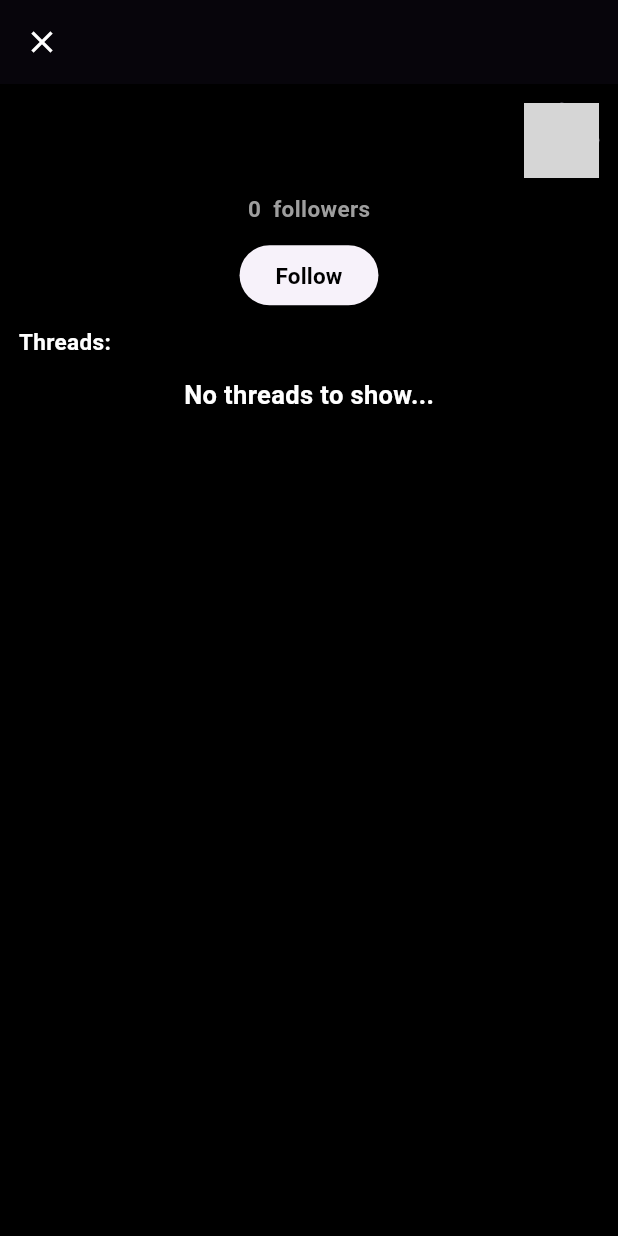
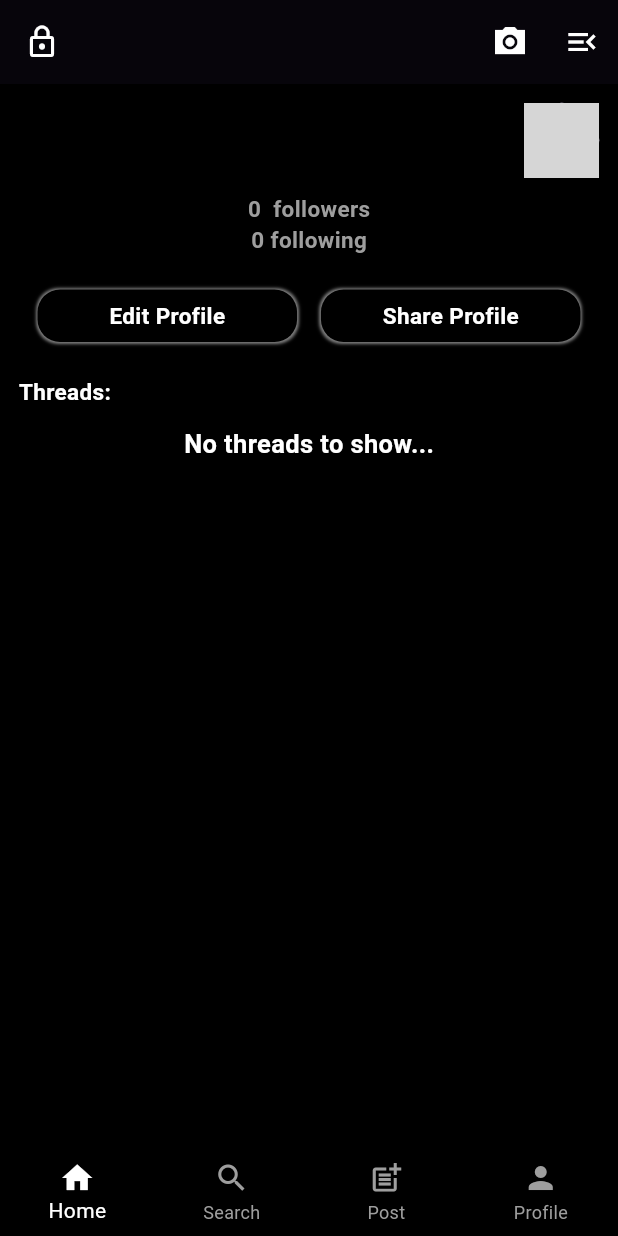
Before and after one commit to Sabra-xD/Threads-Replica, a Flutter app: the UsersProfileScreen screen opened directly with empty values, on a phone screen of 412 x 824 dp. Run offline on Flutter 3.47's test engine with Material 3 defaults, Android fonts, the phone set to English and light mode, and no system bars; our stand-ins replace another_flushbar, cookie_jar, flutter_svg, get, shared_preferences; accounts and stored records are empty; network calls fail; grey boxes are pictures that could not be loaded.

Commit message:
Timestamp added along with general optamizations - Suggested users to be adjusted

```diff
--- a/Frontend/threads_replica/lib/controller/PostController.dart
+++ b/Frontend/threads_replica/lib/controller/PostController.dart
@@ -15,7 +15,7 @@ class PostController extends GetxController {
   AuthToken userCookie = AuthToken();
   RxInt createPoststatusCode = RxInt(0);
 
-  Future<void> createPost() async {
+  Future<void> createPost(String? pictureLink) async {
     String url = "${baseURL()}/api/posts/create";
 
     String authToken = await userCookie.getToken();
@@ -29,6 +29,10 @@ class PostController extends GetxController {
       'postedBy': authToken,
       'text': threadText.text,
     };
+
+    if (pictureLink != null) {
+      data['img'] = pictureLink;
+    }
 
     try {
       print("Printing from inside create Post: ${await userCookie.getToken()}");
--- a/Frontend/threads_replica/lib/main.dart
+++ b/Frontend/threads_replica/lib/main.dart
@@ -6,7 +6,6 @@ import 'package:threads_replica/views/home_screen.dart';
 import 'package:threads_replica/views/login_screen.dart';
 import 'package:threads_replica/views/posts/add_post.dart';
 import 'package:threads_replica/views/profile/edit_profile.dart';
-import 'package:threads_replica/views/profile_screen.dart';
 import 'package:threads_replica/views/search_screen.dart';
 import 'package:threads_replica/views/signup_screen.dart';
 
@@ -32,7 +31,6 @@ class MyApp extends StatelessWidget {
             name: "/ForogtPasswordScreen",
             page: () => const ForgotPasswordScreen()),
         GetPage(name: "/CreatePostScreen", page: () => const PostScreen()),
-        GetPage(name: "/ProfileScreen", page: () => const ProfileScreen()),
         GetPage(name: "/HomePage", page: () => const HomePage()),
         GetPage(name: "/SearchScreen", page: () => SearchScreen()),
         GetPage(
--- a/Frontend/threads_replica/lib/views/home_screen.dart
+++ b/Frontend/threads_replica/lib/views/home_screen.dart
@@ -76,6 +76,7 @@ class HomePage extends StatelessWidget {
                                         child: PostTemplate(
                                           fullUserInfo: feedItem[1],
                                           postedBy: feedItem[0]['postedBy'],
+                                          createdAt: feedItem[0]['createdAt'],
                                           likedColor:
                                               liked, //We have to check, does it contain our user?
                                           postID: feedItem[0]['_id'],
--- a/Frontend/threads_replica/lib/views/posts/post_template.dart
+++ b/Frontend/threads_replica/lib/views/posts/post_template.dart
@@ -3,6 +3,7 @@
 import 'package:flutter/material.dart';
 import 'package:get/get.dart';
 import 'package:threads_replica/controller/PostController.dart';
+import 'package:threads_replica/controller/createdAt_controller.dart';
 import 'package:threads_replica/controller/userInfo.dart';
 import 'package:threads_replica/views/users_profile_screen.dart';
 import 'package:threads_replica/widgets/drop_down_delete.dart';
@@ -23,6 +24,7 @@ class PostTemplate extends StatelessWidget {
   int? repliesCount;
   String? postPic;
   bool? likedColor;
+  String createdAt;
   Map<String, dynamic> fullUserInfo;
   //We might need a dynamic variable here to have full user info so we can pass it to the
   //It includes all the information that we need though.
@@ -38,6 +40,7 @@ class PostTemplate extends StatelessWidget {
     this.postPic,
     required this.postedBy,
     required this.postID,
+    required this.createdAt,
     this.likedColor,
     required this.fullUserInfo,
   });
@@ -92,7 +95,7 @@ class PostTemplate extends StatelessWidget {
                 ),
                 const Spacer(),
                 Text(
-                  "5m",
+                  timeStamp(createdAt),
                   style: defaultTextStyle(fontWeight: FontWeight.w600),
                 ),
                 _userInfo.userId.value == postedBy
--- a/Frontend/threads_replica/lib/views/posts/single_post_screen.dart
+++ b/Frontend/threads_replica/lib/views/posts/single_post_screen.dart
@@ -45,6 +45,7 @@ class SinglePostScreen extends StatelessWidget {
                     Padding(
                       padding: const EdgeInsets.all(12.5),
                       child: PostTemplate(
+                        createdAt: feedItem[0]['createdAt'],
                         fullUserInfo: feedItem[1],
                         likedColor: liked,
                         postID: feedItem[0]['_id'],
--- a/Frontend/threads_replica/lib/views/search_screen.dart
+++ b/Frontend/threads_replica/lib/views/search_screen.dart
@@ -4,6 +4,7 @@ import 'package:flutter/material.dart';
 import 'package:get/get.dart';
 import 'package:threads_replica/styles/TextStyles.dart';
 import 'package:threads_replica/utils/colors.dart';
+import 'package:threads_replica/widgets/bottom_navigation_bar.dart';
 import '../controller/bottomNavigationBarController.dart';
 import "../controller/searchController.dart";
 import '../controller/userInfo.dart';
@@ -24,6 +25,7 @@ class SearchScreen extends StatelessWidget {
   @override
   Widget build(BuildContext context) {
     return Scaffold(
+      bottomNavigationBar: bottomNavBar(barController: _barController),
       appBar: AppBar(
         elevation: 2,
         backgroundColor: mobileBackgroundColor,
--- a/Frontend/threads_replica/lib/views/users_profile_screen.dart
+++ b/Frontend/threads_replica/lib/views/users_profile_screen.dart
@@ -5,9 +5,11 @@ import 'package:threads_replica/controller/singleUserPostsController.dart';
 import 'package:threads_replica/styles/TextStyles.dart';
 import 'package:threads_replica/utils/colors.dart';
 import 'package:threads_replica/views/posts/post_template.dart';
+import 'package:threads_replica/widgets/profile_widgets.dart';
 
 import '../controller/bottomNavigationBarController.dart';
 import '../controller/userInfo.dart';
+import '../widgets/bottom_navigation_bar.dart';
 
 // ignore: must_be_immutable
 class UsersProfileScreen extends StatelessWidget {
@@ -30,20 +32,13 @@ class UsersProfileScreen extends StatelessWidget {
     UserInfo userInfo = Get.find<UserInfo>();
     RxBool isFollowing =
         RxBool(fullUserInfo['followers'].contains(userInfo.userId.value));
-    print("Is the user following? ${isFollowing.value}");
     return Scaffold(
-      appBar: AppBar(
-        elevation: 2,
-        backgroundColor: mobileBackgroundColor,
-        leading: IconButton(
-          icon: const Icon(Icons.close),
-          color: primaryColor,
-          onPressed: () {
-            Get.toNamed("/HomePage");
-            _barController.updateIndex(0);
-          },
-        ),
-      ),
+      bottomNavigationBar: fullUserInfo['_id'] == userInfo.userId.value
+          ? bottomNavBar(barController: _barController)
+          : null,
+      appBar: fullUserInfo['_id'] == userInfo.userId.value
+          ? personalAppBar(userInfo)
+          : defaultProfileAppBar(_barController),
       backgroundColor: mobileBackgroundColor,
       body: SafeArea(
           child: SingleChildScrollView(
@@ -79,28 +74,19 @@ class UsersProfileScreen extends StatelessWidget {
                     );
                   }),
 
+                  Text(
+                    "${fullUserInfo['following'].length} following",
+                    style: defaultTextStyle(textColor: Colors.grey),
+                  ),
+
                   const SizedBox(
                     height: 10,
                   ),
                   //The Text will be wrapepd in an OBX.
-
-                  ElevatedButton(onPressed: () async {
-                    await followeController.FollowOrUnFollow(
-                        fullUserInfo['_id']);
-                    if (followeController.statusCode.value == 200) {
-                      if (isFollowing.value) {
-                        numberOfFollowers.value = numberOfFollowers.value - 1;
-                      } else {
-                        numberOfFollowers.value = numberOfFollowers.value + 1;
-                      }
-                      isFollowing.value = !isFollowing.value;
-                    }
-                  }, child: Obx(() {
-                    return Text(
-                      isFollowing.value ? "Unfollow" : "Follow",
-                      style: defaultTextStyle(textColor: Colors.black),
-                    );
-                  })),
+                  fullUserInfo['_id'] == userInfo.userId.value
+                      ? editAndShareProfileButtons(context)
+                      : followUnFollowButton(followeController, isFollowing,
+                          numberOfFollowers, fullUserInfo),
 
                   const SizedBox(
                     height: 10,
@@ -119,7 +105,10 @@ class UsersProfileScreen extends StatelessWidget {
                     height: 12.5,
                   ),
                   finderUserThreads(
-                      findUserPosts: _findUserPosts, fullUserInfo: fullUserInfo)
+                    findUserPosts: _findUserPosts,
+                    fullUserInfo: fullUserInfo,
+                    userInfo: userInfo,
+                  )
                 ],
               ),
             ],
@@ -136,10 +125,12 @@ class finderUserThreads extends StatelessWidget {
     super.key,
     required findUserPosts findUserPosts,
     required this.fullUserInfo,
+    required this.userInfo,
   }) : _findUserPosts = findUserPosts;
 
   final findUserPosts _findUserPosts;
   final Map<String, dynamic> fullUserInfo;
+  final UserInfo userInfo;
 
   @override
   Widget build(BuildContext context) {
@@ -176,10 +167,11 @@ class finderUserThreads extends StatelessWidget {
                   itemBuilder: (context, int index) {
                     final feedItem = _findUserPosts.posts[index];
                     return PostTemplate(
+                      createdAt: feedItem['createdAt'],
                       fullUserInfo: fullUserInfo,
                       postedBy: feedItem['postedBy'],
-                      likedColor:
-                          false, //We have to check, does it contain our user?
+                      likedColor: feedItem['likes'].contains(userInfo.userId
+                          .value), //We have to check, does it contain our user?
                       postID: feedItem['_id'],
                       text: feedItem['text'],
                       img: fullUserInfo['profilePic'],
--- /dev/null
+++ b/Frontend/threads_replica/lib/widgets/profile_widgets.dart
@@ -0,0 +1,159 @@
+// ignore_for_file: no_leading_underscores_for_local_identifiers
+
+import 'package:flutter/material.dart';
+import 'package:flutter/services.dart';
+import 'package:get/get.dart';
+import 'package:threads_replica/controller/suggestedUsersController.dart';
+import 'package:threads_replica/utils/colors.dart';
+import 'package:threads_replica/views/suggested_users.dart';
+import 'package:threads_replica/widgets/drop_down_delete.dart';
+
+import '../controller/bottomNavigationBarController.dart';
+import '../controller/followUnfollowController.dart';
+import '../controller/userInfo.dart';
+import '../styles/TextStyles.dart';
+
+AppBar personalAppBar(UserInfo _userInfo) {
+  return AppBar(
+    elevation: 2,
+    backgroundColor: mobileBackgroundColor,
+    leading: IconButton(
+      icon: const Icon(Icons.lock_outline),
+      color: primaryColor,
+      onPressed: () {
+        //Should display a list of users to follow
+      },
+    ),
+    actions: [
+      IconButton(
+        onPressed: () async {
+          FindSuggestUsers _findUsers = Get.put(FindSuggestUsers());
+          await _findUsers.suggestedUsers();
+          if (_findUsers.suggestedStatusCode.value == 200) {
+            Get.to(() => SuggestedUsersScreen(
+                  receivedData: _findUsers.receivedData,
+                ));
+          }
+        },
+        icon: const Icon(
+          Icons.camera_alt_sharp,
+          color: primaryColor,
+        ),
+      ),
+      DropDownMenu(
+          icon: const Icon(
+            Icons.menu_open_outlined,
+            color: primaryColor,
+          ),
+          postID: "",
+          replyID: "",
+          menuOptions: const ['Log out'],
+          onSelected: (String option) async {
+            //Clear the SharedPreferences.
+            _userInfo.cleareSharedPrefs();
+            SystemNavigator.pop();
+          }),
+    ],
+  );
+}
+
+AppBar defaultProfileAppBar(BottomNavigationBarController _barController) {
+  return AppBar(
+    elevation: 2,
+    backgroundColor: mobileBackgroundColor,
+    leading: IconButton(
+      icon: const Icon(Icons.close),
+      color: primaryColor,
+      onPressed: () {
+        Get.toNamed("/HomePage");
+        _barController.updateIndex(0);
+      },
+    ),
+  );
+}
+
+Padding editAndShareProfileButtons(BuildContext context) {
+  return Padding(
+    padding: const EdgeInsets.all(12.5),
+    child: Row(
+      mainAxisAlignment: MainAxisAlignment.spaceBetween,
+      children: [
+        InkWell(
+          onTap: () {
+            Get.toNamed("/EditProfileScreen");
+          },
+          child: Container(
+            height: 35,
+            width: MediaQuery.of(context).size.width * 0.42,
+            decoration: BoxDecoration(
+              color: mobileBackgroundColor,
+              borderRadius: BorderRadius.circular(15),
+              boxShadow: [
+                BoxShadow(
+                  color: primaryColor.withOpacity(0.5),
+                  // Outer edge color
+                  spreadRadius: 1,
+                  blurRadius: 1,
+                ),
+              ],
+            ),
+            child: Center(
+              child: Text(
+                "Edit Profile",
+                style: defaultTextStyle(),
+              ),
+            ),
+          ),
+        ),
+        InkWell(
+          onTap: () {},
+          child: Container(
+            height: 35,
+            width: MediaQuery.of(context).size.width * 0.42,
+            decoration: BoxDecoration(
+              color: mobileBackgroundColor,
+              borderRadius: BorderRadius.circular(15),
+              boxShadow: [
+                BoxShadow(
+                  color: primaryColor.withOpacity(0.5),
+                  // Outer edge color
+                  spreadRadius: 1,
+                  blurRadius: 1,
+                ),
+              ],
+            ),
+            child: Center(
+              child: Text(
+                "Share Profile",
+                style: defaultTextStyle(),
+              ),
+            ),
+          ),
+        ),
+      ],
+    ),
+  );
+}
+
+ElevatedButton followUnFollowButton(
+    FolloweController followeController,
+    RxBool isFollowing,
+    RxInt numberOfFollowers,
+    Map<String, dynamic> fullUserInfo) {
+  return ElevatedButton(onPressed: () async {
+    await followeController.FollowOrUnFollow(fullUserInfo['_id']);
+    if (followeController.statusCode.value == 200) {
+      if (isFollowing.value) {
+        numberOfFollowers.value = numberOfFollowers.value - 1;
+      } else {
+        numberOfFollowers.value = numberOfFollowers.value + 1;
+      }
+      isFollowing.value = !isFollowing.value;
+    }
+  }, child: Obx(() {
+    return Text(
+      isFollowing.value ? "Unfollow" : "Follow",
+      style: defaultTextStyle(textColor: Colors.black),
+    );
+  }));
+}
```
Also changed, not shown: Frontend/threads_replica/lib/controller/createdAt_controller.dart (added, +23 -0 lines), Frontend/threads_replica/lib/controller/suggestedUsersController.dart (added, +35 -0 lines), Frontend/threads_replica/lib/views/posts/add_post.dart (+20 -2 lines), Frontend/threads_replica/lib/views/profile_screen.dart (deleted, +0 -290 lines), Frontend/threads_replica/lib/views/suggested_users.dart (added, +71 -0 lines), Frontend/threads_replica/lib/widgets/bottom_navigation_bar.dart (+12 -7 lines).
